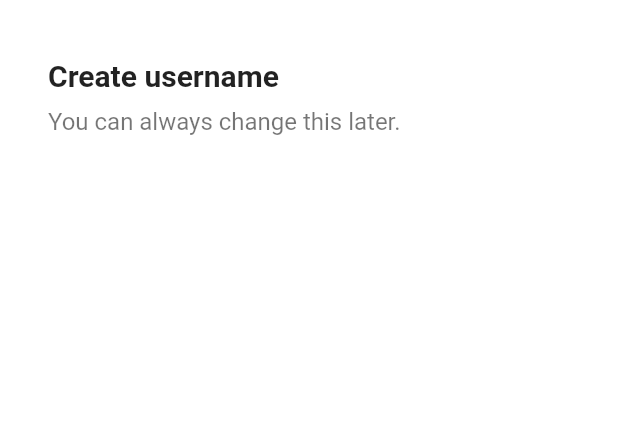
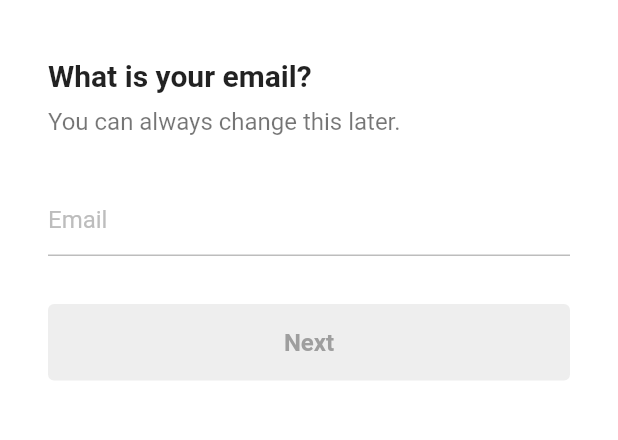
Before and after one commit to GwangjoGong/tiktok-clone, a Flutter app: the EmailScreen screen opened directly, on a phone screen of 412 x 824 dp, the part 56-496 px from its top. Run offline on Flutter 3.47's test engine with Material 2 defaults, Android fonts, the phone set to English and light mode, and no system bars; our stand-ins replace font_awesome_flutter.

Commit message:
#4.5 FormButton

```diff
--- a/lib/features/authentication/email_screen.dart
+++ b/lib/features/authentication/email_screen.dart
@@ -1,9 +1,38 @@
 import 'package:flutter/material.dart';
 import 'package:tiktok_clone/constants/gaps.dart';
 import 'package:tiktok_clone/constants/sizes.dart';
+import 'package:tiktok_clone/features/authentication/widgets/form_button.dart';
 
-class EmailScreen extends StatelessWidget {
+class EmailScreen extends StatefulWidget {
   const EmailScreen({super.key});
+
+  @override
+  State<EmailScreen> createState() => _EmailScreenState();
+}
+
+class _EmailScreenState extends State<EmailScreen> {
+  final TextEditingController _emailController = TextEditingController();
+
+  String _email = "";
+
+  void _onNextTap(BuildContext context) {}
+
+  @override
+  void initState() {
+    super.initState();
+
+    _emailController.addListener(() {
+      setState(() {
+        _email = _emailController.text;
+      });
+    });
+  }
+
+  @override
+  void dispose() {
+    _emailController.dispose();
+    super.dispose();
+  }
 
   @override
   Widget build(BuildContext context) {
@@ -19,22 +48,47 @@ class EmailScreen extends StatelessWidget {
         ),
         child: Column(
           crossAxisAlignment: CrossAxisAlignment.start,
-          children: const [
+          children: [
             Gaps.v20,
-            Text(
-              "Create username",
+            const Text(
+              "What is your email?",
               style: TextStyle(
                 fontSize: Sizes.size20,
                 fontWeight: FontWeight.w700,
               ),
             ),
             Gaps.v10,
-            Text(
+            const Text(
               "You can always change this later.",
               style: TextStyle(
                 fontSize: Sizes.size16,
                 color: Colors.black54,
               ),
+            ),
+            Gaps.v32,
+            TextField(
+              controller: _emailController,
+              decoration: InputDecoration(
+                hintText: "Email",
+                hintStyle: TextStyle(color: Colors.grey.shade400),
+                enabledBorder: UnderlineInputBorder(
+                  borderSide: BorderSide(
+                    color: Colors.grey.shade400,
+                  ),
+                ),
+                focusedBorder: UnderlineInputBorder(
+                  borderSide: BorderSide(
+                    color: Colors.grey.shade400,
+                  ),
+                ),
+              ),
+              cursorColor: Theme.of(context).primaryColor,
+            ),
+            Gaps.v32,
+            FormButton(
+              disabled: _email.isEmpty,
+              text: "Next",
+              onTap: _onNextTap,
             ),
           ],
         ),
--- /dev/null
+++ b/lib/features/authentication/widgets/form_button.dart
@@ -0,0 +1,51 @@
+import 'package:flutter/material.dart';
+import 'package:tiktok_clone/constants/sizes.dart';
+
+class FormButton extends StatelessWidget {
+  final bool disabled;
+  final String text;
+  final void Function(BuildContext context) onTap;
+
+  const FormButton({
+    super.key,
+    required this.disabled,
+    required this.text,
+    required this.onTap,
+  });
+
+  @override
+  Widget build(BuildContext context) {
+    return GestureDetector(
+      onTap: disabled ? () => {} : () => onTap(context),
+      child: FractionallySizedBox(
+        widthFactor: 1,
+        child: AnimatedContainer(
+          curve: Curves.easeInOut,
+          duration: const Duration(milliseconds: 200),
+          padding: const EdgeInsets.symmetric(
+            vertical: Sizes.size16,
+          ),
+          decoration: BoxDecoration(
+            color: disabled
+                ? Colors.grey.shade200
+                : Theme.of(context).primaryColor,
+            borderRadius: const BorderRadius.all(Radius.circular(Sizes.size4)),
+          ),
+          child: AnimatedDefaultTextStyle(
+            curve: Curves.easeInOut,
+            duration: const Duration(milliseconds: 200),
+            style: TextStyle(
+              color: disabled ? Colors.grey.shade500 : Colors.white,
+              fontSize: Sizes.size16,
+              fontWeight: FontWeight.w600,
+            ),
+            child: Text(
+              text,
+              textAlign: TextAlign.center,
+            ),
+          ),
+        ),
+      ),
+    );
+  }
+}
```
Also changed, not shown: lib/features/authentication/username_screen.dart (+20 -26 lines).
